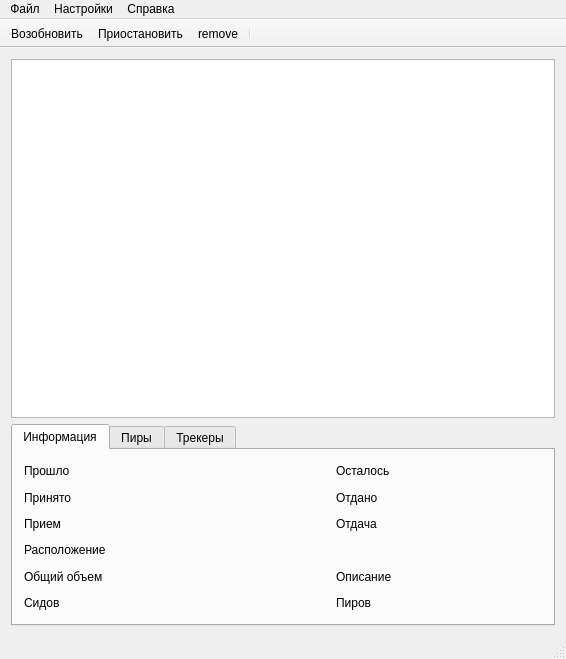
Before: the Qt Designer form trunk/CuteTorrent/LTorrent/CuteTorrent.ui in SuperNerd-James/cutetorrent, drawn with Qt 5.
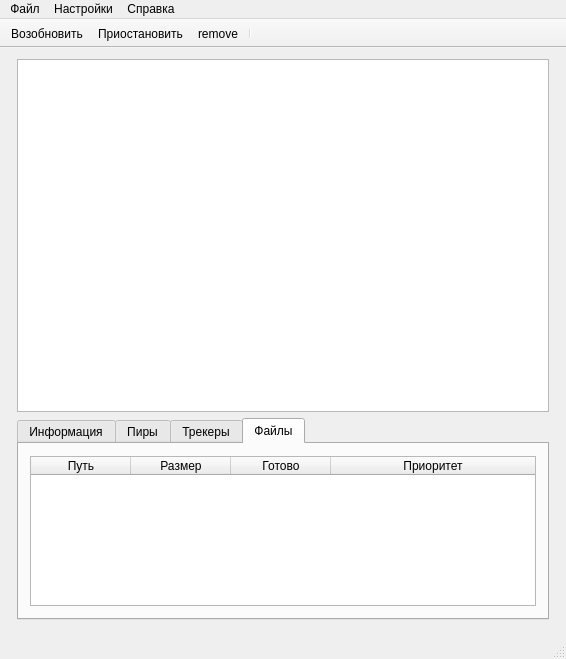
After: the same form once the commit is applied. The open tabs and pages were chosen to show the change. Icons and pictures are not drawn.

Diff of the .ui file:
```diff
--- a/trunk/CuteTorrent/LTorrent/CuteTorrent.ui
+++ b/trunk/CuteTorrent/LTorrent/CuteTorrent.ui
@@ -16,6 +16,9 @@
     <verstretch>0</verstretch>
    </sizepolicy>
   </property>
+  <property name="contextMenuPolicy">
+   <enum>Qt::NoContextMenu</enum>
+  </property>
   <property name="windowTitle">
    <string>СuteTorrent</string>
   </property>
@@ -37,14 +40,14 @@
     <property name="sizeConstraint">
      <enum>QLayout::SetDefaultConstraint</enum>
     </property>
-    <item row="0" column="0">
+    <item row="0" column="1">
      <widget class="QListView" name="listView">
       <property name="autoFillBackground">
        <bool>true</bool>
       </property>
      </widget>
     </item>
-    <item row="1" column="0">
+    <item row="1" column="1">
      <widget class="QTabWidget" name="tabWidget">
       <property name="sizePolicy">
        <sizepolicy hsizetype="Expanding" vsizetype="Fixed">
@@ -336,8 +339,72 @@
         </item>
        </layout>
       </widget>
+      <widget class="QWidget" name="tab_4">
+       <attribute name="title">
+        <string>Файлы</string>
+       </attribute>
+       <layout class="QGridLayout" name="gridLayout_5">
+        <item row="0" column="0">
+         <widget class="QTableWidget" name="fileTableWidget">
+          <property name="maximumSize">
+           <size>
+            <width>16777215</width>
+            <height>150</height>
+           </size>
+          </property>
+          <property name="gridStyle">
+           <enum>Qt::NoPen</enum>
+          </property>
+          <attribute name="horizontalHeaderCascadingSectionResizes">
+           <bool>true</bool>
+          </attribute>
+          <attribute name="horizontalHeaderMinimumSectionSize">
+           <number>27</number>
+          </attribute>
+          <attribute name="horizontalHeaderShowSortIndicator" stdset="0">
+           <bool>true</bool>
+          </attribute>
+          <attribute name="horizontalHeaderStretchLastSection">
+           <bool>true</bool>
+          </attribute>
+          <attribute name="verticalHeaderVisible">
+           <bool>false</bool>
+          </attribute>
+          <column>
+           <property name="text">
+            <string>Путь</string>
+           </property>
+          </column>
+          <column>
+           <property name="text">
+            <string>Размер</string>
+           </property>
+          </column>
+          <column>
+           <property name="text">
+            <string>Готово</string>
+           </property>
+          </column>
+          <column>
+           <property name="text">
+            <string>Приоритет</string>
+           </property>
+          </column>
+         </widget>
+        </item>
+       </layout>
+      </widget>
      </widget>
     </item>
+    <item row="2" column="1">
+     <widget class="QWidget" name="widget_2" native="true"/>
+    </item>
+    <item row="0" column="0" rowspan="2">
+     <widget class="QWidget" name="widget" native="true"/>
+    </item>
+    <item row="1" column="2">
+     <widget class="QWidget" name="widget_3" native="true"/>
+    </item>
    </layout>
   </widget>
   <widget class="QMenuBar" name="menuBar">
@@ -349,6 +416,12 @@
      <height>21</height>
     </rect>
    </property>
+   <property name="minimumSize">
+    <size>
+     <width>0</width>
+     <height>0</height>
+    </size>
+   </property>
    <widget class="QMenu" name="menu">
     <property name="title">
      <string>Файл</string>
```
